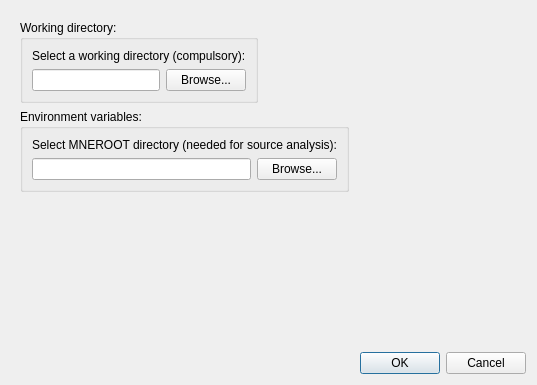
Old version of the form meggie_batch/ui/qt4Designer_ui_files/preferencesDialog.ui in the repository cibr-jyu/meggie.
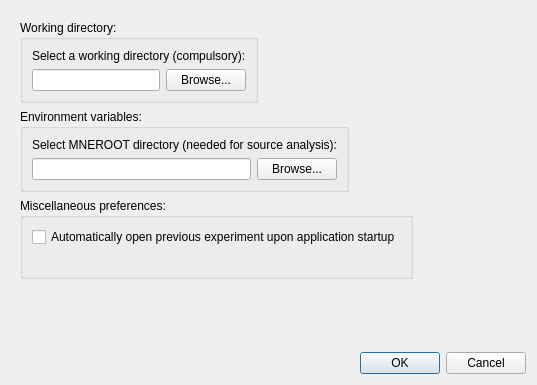
New version of the form.

Patch:
```diff
--- a/meggie_batch/ui/qt4Designer_ui_files/preferencesDialog.ui
+++ b/meggie_batch/ui/qt4Designer_ui_files/preferencesDialog.ui
@@ -38,6 +38,9 @@
        </size>
       </property>
       <layout class="QFormLayout" name="formLayout_2">
+       <property name="fieldGrowthPolicy">
+        <enum>QFormLayout::AllNonFixedFieldsGrow</enum>
+       </property>
        <item row="0" column="0">
         <widget class="QGroupBox" name="groupBoxWorkingDirectory">
          <property name="title">
@@ -110,6 +113,29 @@
          </layout>
         </widget>
        </item>
+       <item row="2" column="0">
+        <widget class="QGroupBox" name="groupBox">
+         <property name="title">
+          <string>Miscellaneous preferences:</string>
+         </property>
+         <layout class="QFormLayout" name="formLayout_4">
+          <item row="2" column="0">
+           <widget class="QLabel" name="label_2">
+            <property name="text">
+             <string/>
+            </property>
+           </widget>
+          </item>
+          <item row="1" column="0">
+           <widget class="QCheckBox" name="checkBoxAutomaticOpenPreviousExperiment">
+            <property name="text">
+             <string>Automatically open previous experiment upon application startup</string>
+            </property>
+           </widget>
+          </item>
+         </layout>
+        </widget>
+       </item>
       </layout>
      </widget>
     </widget>
```
